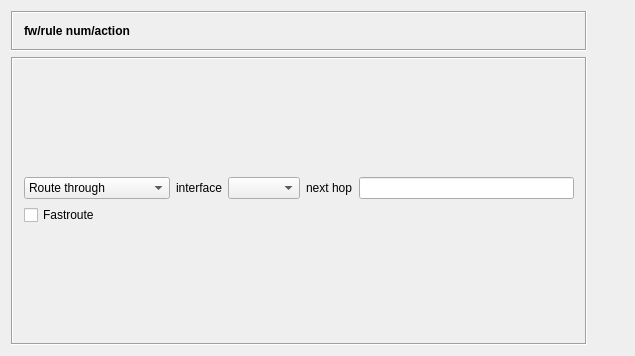
Old version of the form src/gui/actionsdialog_q.ui in the repository fwbuilder/fwbuilder.
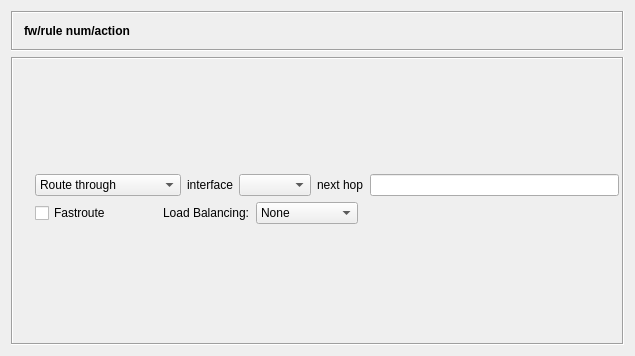
New version of the form. The open tabs and pages were chosen to show the change.

```diff
--- a/src/gui/actionsdialog_q.ui
+++ b/src/gui/actionsdialog_q.ui
@@ -25,7 +25,7 @@
    <property name="bottomMargin" >
     <number>11</number>
    </property>
-   <item row="0" column="0" >
+   <item row="0" column="0" colspan="2" >
     <layout class="QVBoxLayout" >
      <item>
       <widget class="QFrame" name="frame3" >
@@ -87,21 +87,15 @@
        <property name="frameShadow" >
         <enum>QFrame::Sunken</enum>
        </property>
-       <layout class="QVBoxLayout" >
-        <property name="leftMargin" >
-         <number>11</number>
-        </property>
-        <property name="topMargin" >
-         <number>11</number>
-        </property>
-        <property name="rightMargin" >
-         <number>11</number>
-        </property>
-        <property name="bottomMargin" >
-         <number>11</number>
-        </property>
-        <item>
          <widget class="QStackedWidget" name="widgetStack" >
+        <property name="geometry" >
+         <rect>
+          <x>13</x>
+          <y>13</y>
+          <width>606</width>
+          <height>257</height>
+         </rect>
+        </property>
           <property name="minimumSize" >
            <size>
             <width>320</width>
@@ -1060,26 +1054,23 @@
           </widget>
           <widget class="QWidget" name="RoutePFPage" >
            <layout class="QGridLayout" >
-            <property name="leftMargin" >
-             <number>0</number>
+          <item row="0" column="0" colspan="5" >
+           <spacer>
+            <property name="orientation" >
+             <enum>Qt::Vertical</enum>
             </property>
-            <property name="topMargin" >
-             <number>0</number>
+            <property name="sizeType" >
+             <enum>QSizePolicy::Expanding</enum>
             </property>
-            <property name="rightMargin" >
-             <number>0</number>
+            <property name="sizeHint" >
+             <size>
+              <width>20</width>
+              <height>40</height>
+             </size>
             </property>
-            <property name="bottomMargin" >
-             <number>0</number>
-            </property>
-            <item row="2" column="0" >
-             <widget class="QCheckBox" name="pf_fastroute" >
-              <property name="text" >
-               <string>Fastroute</string>
-              </property>
-             </widget>
-            </item>
-            <item row="1" column="0" >
+           </spacer>
+          </item>
+          <item row="1" column="0" colspan="5" >
              <layout class="QHBoxLayout" >
               <item>
                <widget class="QComboBox" name="pf_route_option" >
@@ -1128,25 +1119,81 @@
               </item>
              </layout>
             </item>
-            <item row="3" column="0" >
+          <item row="2" column="0" >
+           <widget class="QCheckBox" name="pf_fastroute" >
+            <property name="text" >
+             <string>Fastroute</string>
+            </property>
+           </widget>
+          </item>
+          <item row="2" column="1" >
              <spacer>
               <property name="orientation" >
-               <enum>Qt::Vertical</enum>
+             <enum>Qt::Horizontal</enum>
               </property>
               <property name="sizeType" >
-               <enum>QSizePolicy::Expanding</enum>
+             <enum>QSizePolicy::Fixed</enum>
               </property>
               <property name="sizeHint" >
                <size>
-                <width>20</width>
-                <height>30</height>
+              <width>40</width>
+              <height>20</height>
                </size>
               </property>
              </spacer>
             </item>
-            <item row="0" column="0" >
+          <item row="2" column="2" >
+           <widget class="QLabel" name="label" >
+            <property name="text" >
+             <string>Load Balancing:</string>
+            </property>
+           </widget>
+          </item>
+          <item row="2" column="3" >
+           <widget class="QComboBox" name="pf_route_load_option" >
+            <item>
+             <property name="text" >
+              <string>None</string>
+             </property>
+            </item>
+            <item>
+             <property name="text" >
+              <string>Bitmask</string>
+             </property>
+            </item>
+            <item>
+             <property name="text" >
+              <string>Random</string>
+             </property>
+            </item>
+            <item>
+             <property name="text" >
+              <string>Source Hash</string>
+             </property>
+            </item>
+            <item>
+             <property name="text" >
+              <string>Round Robin</string>
+             </property>
+            </item>
+           </widget>
+          </item>
+          <item row="2" column="4" >
              <spacer>
               <property name="orientation" >
+             <enum>Qt::Horizontal</enum>
+            </property>
+            <property name="sizeHint" >
+             <size>
+              <width>131</width>
+              <height>20</height>
+             </size>
+            </property>
+           </spacer>
+          </item>
+          <item row="3" column="0" colspan="5" >
+           <spacer>
+            <property name="orientation" >
                <enum>Qt::Vertical</enum>
               </property>
               <property name="sizeType" >
@@ -1154,8 +1201,8 @@
               </property>
               <property name="sizeHint" >
                <size>
-                <width>20</width>
-                <height>40</height>
+              <width>553</width>
+              <height>51</height>
                </size>
               </property>
              </spacer>
@@ -1248,28 +1295,10 @@
            </layout>
           </widget>
          </widget>
-        </item>
-       </layout>
       </widget>
      </item>
     </layout>
    </item>
-   <item row="0" column="1" >
-    <spacer>
-     <property name="orientation" >
-      <enum>Qt::Horizontal</enum>
-     </property>
-     <property name="sizeType" >
-      <enum>QSizePolicy::Expanding</enum>
-     </property>
-     <property name="sizeHint" >
-      <size>
-       <width>40</width>
-       <height>20</height>
-      </size>
-     </property>
-    </spacer>
-   </item>
   </layout>
  </widget>
  <layoutdefault spacing="6" margin="11" />
```
Left out of the diff: 136 changed lines with no effect on the pictures. Lines whose indentation alone changed are shown as unchanged.
